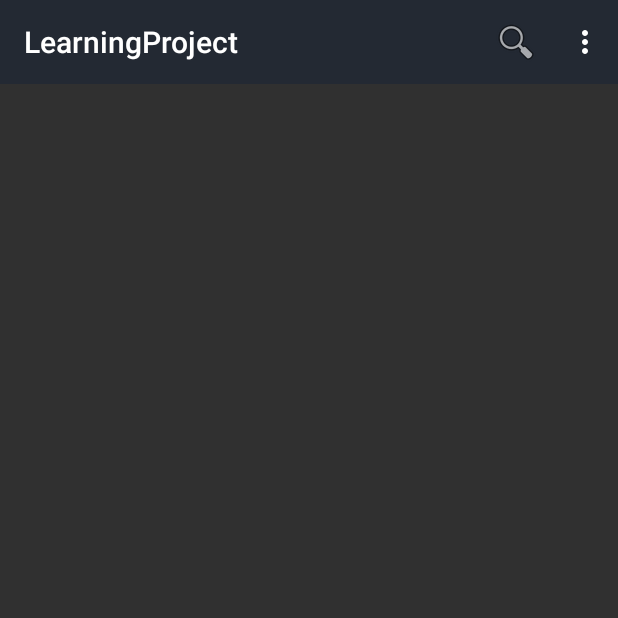
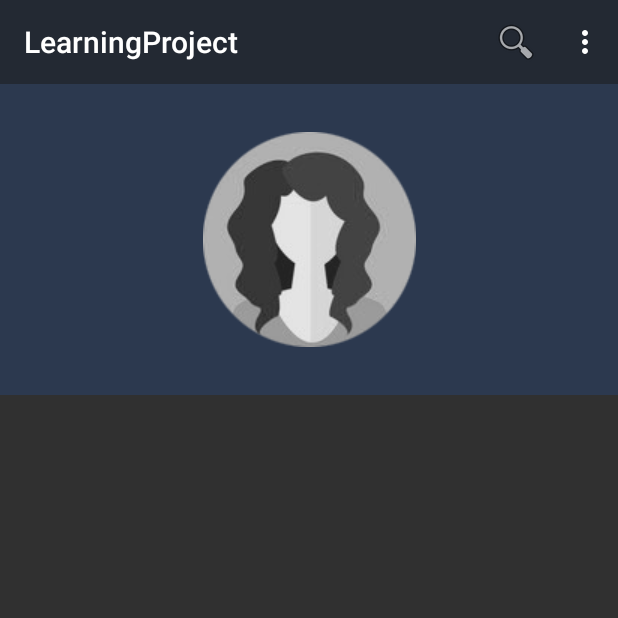
Before and after one commit to smjmoloney/LearningProject, an Android app: the FoundUserActivity screen opened directly, with no data from a screen before it, on a phone screen of 412 x 824 dp, the top half of it. Run offline under Robolectric (Android 15) with nearby library versions, the phone set to English and light mode, and no system bars; our stand-ins replace ButterKnife, Firebase (no records; nobody signed in at launch, a user with empty details on screens opened directly); plain views replace RevealFrameLayout.

Commit message:
Updates supporting 'shared element' transitions if user API is sufficent

```diff
--- a/app/src/main/res/layout/activity_found_user.xml
+++ b/app/src/main/res/layout/activity_found_user.xml
@@ -42,5 +42,34 @@
         app:layout_constraintBottom_toBottomOf="parent"
         app:layout_constraintEnd_toEndOf="parent"
         app:layout_constraintStart_toStartOf="parent"
-        app:layout_constraintTop_toTopOf="@+id/container_profile" />
+        app:layout_constraintTop_toTopOf="@+id/findParent" />
+
+    <androidx.constraintlayout.widget.ConstraintLayout
+        android:id="@+id/container_profile"
+        android:layout_width="match_parent"
+        android:layout_height="wrap_content"
+        android:layout_weight="1.5"
+        android:background="@color/blue_dark"
+        android:clipChildren="false"
+        app:layout_constraintTop_toBottomOf="@+id/toolbar">
+
+        <ImageView
+            android:id="@+id/image_profile"
+            android:layout_width="wrap_content"
+            android:layout_height="wrap_content"
+            android:layout_marginStart="32dp"
+            android:layout_marginLeft="32dp"
+            android:layout_marginTop="32dp"
+            android:layout_marginEnd="32dp"
+            android:layout_marginRight="32dp"
+            android:layout_marginBottom="32dp"
+            android:transitionName="image_profile"
+            app:layout_constraintBottom_toBottomOf="parent"
+            app:layout_constraintEnd_toEndOf="parent"
+            app:layout_constraintStart_toStartOf="parent"
+            app:layout_constraintTop_toTopOf="parent"
+            app:srcCompat="@drawable/profile_00"
+            tools:ignore="ContentDescription,UnusedAttribute" />
+
+    </androidx.constraintlayout.widget.ConstraintLayout>
 </androidx.constraintlayout.widget.ConstraintLayout>
--- a/app/src/main/res/values/styles.xml
+++ b/app/src/main/res/values/styles.xml
@@ -1,4 +1,4 @@
-<resources>
+<resources xmlns:tools="http://schemas.android.com/tools">
 
     <!-- Base application theme. -->
     <style name="AppTheme" parent="Theme.AppCompat.NoActionBar">
@@ -7,6 +7,7 @@
         <item name="colorPrimaryDark">@color/blue_off_black</item>
         <item name="colorAccent">@color/blue_accent</item>
         <item name="android:textSize">12sp</item>
+        <item name="android:windowContentTransitions" tools:targetApi="lollipop">true</item>
     </style>
 
     <style name="AppTheme.NoActionBar">
```
Also changed, not shown: app/src/main/java/fleacircus/com/learningproject/Adapters/FindUserAdapter.java (+16 -8 lines), app/src/main/res/layout/item_find.xml (+12 -18 lines).
